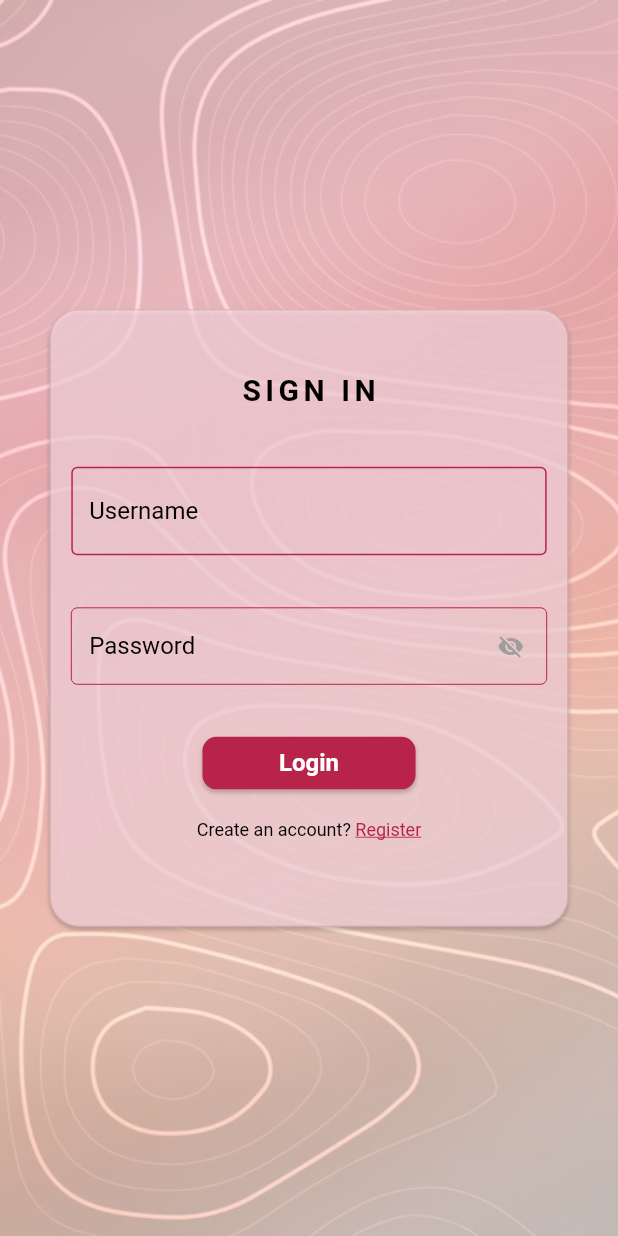
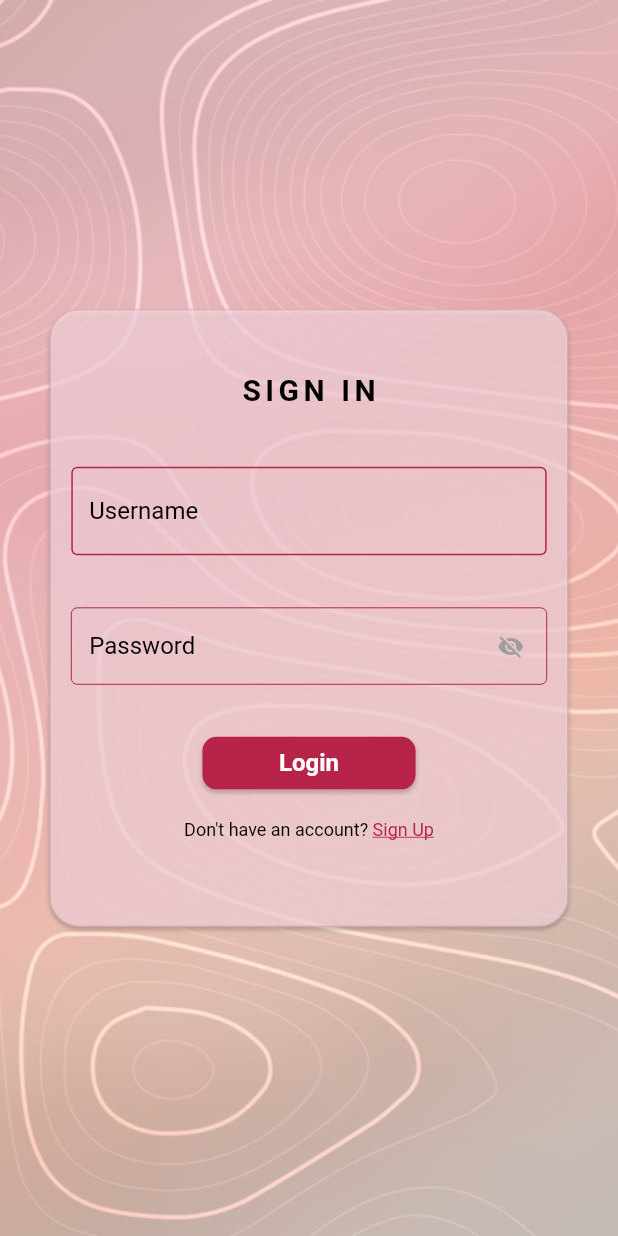
Before and after one commit to Dianparir/PA_PEMO_A1_3, a Flutter app: the screen it shows after launch, after a tap on "Next", on a phone screen of 412 x 824 dp. Run offline on Flutter 3.47's test engine with Material 2 defaults, Android fonts, the phone set to English and light mode, and no system bars; our stand-ins replace firebase_core; accounts and stored records are empty.

```diff
--- a/pa_pemo_a1_3_beauty_spa/lib/home_page.dart
+++ b/pa_pemo_a1_3_beauty_spa/lib/home_page.dart
@@ -1,6 +1,7 @@
 // ignore_for_file: camel_case_types
 
 import 'package:flutter/material.dart';
+import 'package:pa_pemo_a1_3_beauty_spa/detail_treatment.dart';
 
 class homePage extends StatefulWidget {
   const homePage({super.key});
@@ -127,7 +128,9 @@ class _homePageState extends State<homePage> {
 
             //nail care
             InkWell(
-              onTap: () {},
+              onTap: () {
+                DetailTreatmentPage(name_treatment: "nail care");
+              },
               child: Container(
                 alignment: Alignment.topCenter,
                 padding: const EdgeInsets.all(10),
--- a/pa_pemo_a1_3_beauty_spa/lib/login_fix.dart
+++ b/pa_pemo_a1_3_beauty_spa/lib/login_fix.dart
@@ -194,14 +194,14 @@ class _LoginPageState extends State<LoginPage> {
                           margin: EdgeInsets.only(bottom: size.height * 0.05),
                           child: Text.rich(
                             TextSpan(
-                              text: "Create an account? ",
+                              text: "Don't have an account? ",
                               style: TextStyle(
                                 fontSize: 12,
                                 color: Colors.black
                               ),
                               children: [
                                 TextSpan(
-                                  text: "Register",
+                                  text: "Sign Up",
                                   style: TextStyle(
                                     fontSize: 12,
                                     color: Color.fromARGB(255, 184, 35, 73),
--- a/pa_pemo_a1_3_beauty_spa/lib/main.dart
+++ b/pa_pemo_a1_3_beauty_spa/lib/main.dart
@@ -1,8 +1,11 @@
+import 'package:firebase_core/firebase_core.dart';
 import 'package:flutter/material.dart';
 import 'package:pa_pemo_a1_3_beauty_spa/landing_page.dart';
 import 'package:pa_pemo_a1_3_beauty_spa/splash_screen.dart';
 
-void main() {
+void main() async {
+  WidgetsFlutterBinding.ensureInitialized();
+  await Firebase.initializeApp();
   runApp(const MyApp());
 }
 
```
Also changed, not shown: pa_pemo_a1_3_beauty_spa/lib/detail_treatment.dart (added, +13 -0 lines), pa_pemo_a1_3_beauty_spa/pubspec.yaml (+4 -5 lines), pa_pemo_a1_3_beauty_spa/pubspec.lock, 4 other files.
